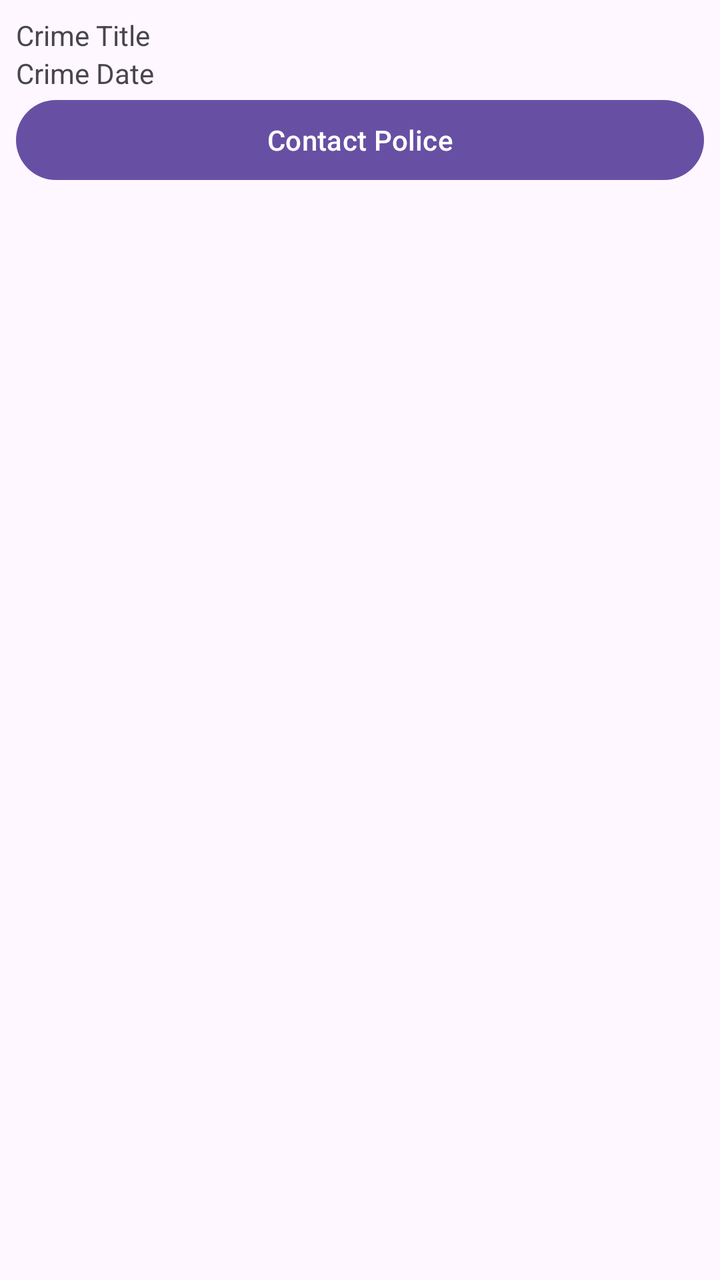
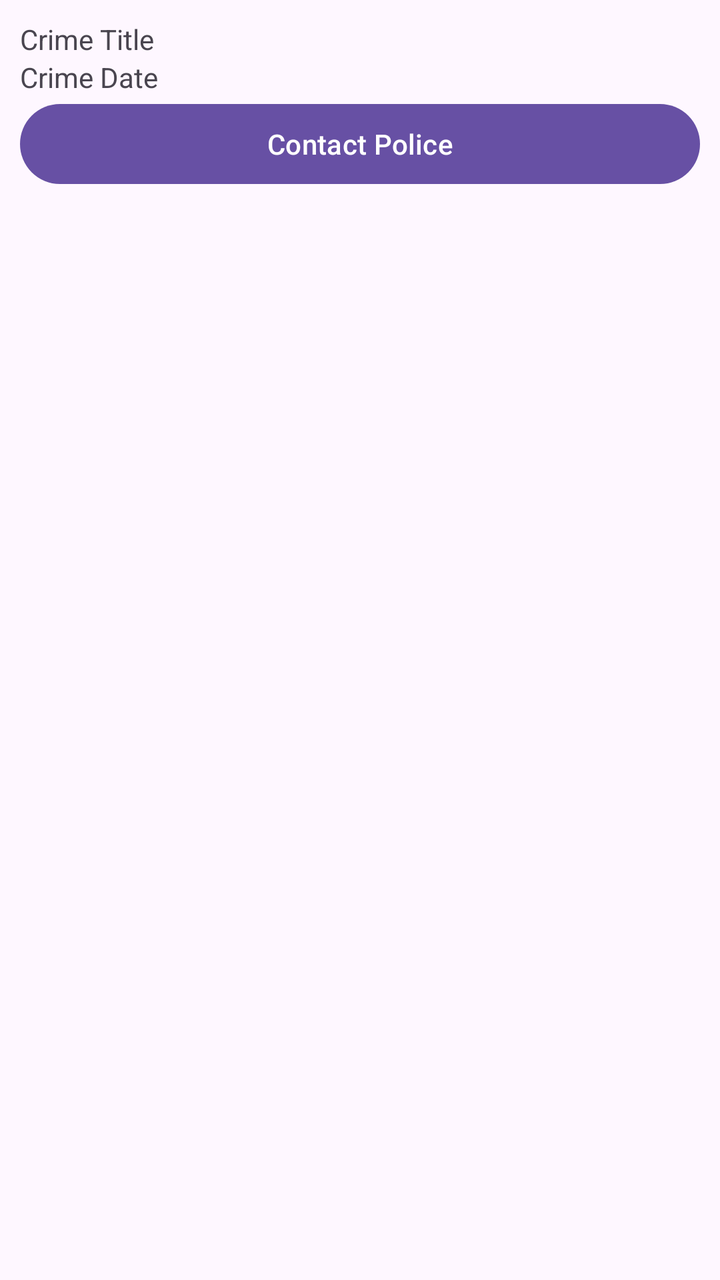

Before-and-after screenshots of an Android layout around one commit, followed by the original layout XML and the change that was made.
<!-- AndroidManifest.xml: application theme Theme.CriminalIntent -->
<!-- res/layout/list_item_hard_crime.xml -->
<?xml version="1.0" encoding="utf-8"?>
<LinearLayout
    xmlns:android="http://schemas.android.com/apk/res/android"

    android:orientation="vertical"
    android:layout_width="wrap_content"
    android:layout_height="wrap_content"
    android:padding="8dp">
    <TextView
        android:id="@+id/crime_title"
        android:layout_width="match_parent"
        android:layout_height="wrap_content"
        android:text="Crime Title"/>
    <TextView
        android:id="@+id/crime_date"
        android:layout_width="match_parent"
        android:layout_height="wrap_content"
        android:text="Crime Date"/>
    <Button
        android:id="@+id/contact_police"
        android:layout_width="match_parent"
        android:layout_height="wrap_content"
        android:text="@string/contactPolice"/>
</LinearLayout>
<!-- resources referenced by this layout -->
<resources>
  <string name="contactPolice">Contact Police</string>
  <style name="Theme.CriminalIntent" parent="Base.Theme.CriminalIntent" />
  <style name="Base.Theme.CriminalIntent" parent="Theme.Material3.DayNight.NoActionBar">
          
          
      </style>
</resources>

<!-- the commit's change to res/layout/list_item_hard_crime.xml (unified diff, before → after) -->
@@ -5,7 +5,7 @@
     android:orientation="vertical"
     android:layout_width="wrap_content"
     android:layout_height="wrap_content"
-    android:padding="8dp">
+    android:padding="10dp">
     <TextView
         android:id="@+id/crime_title"
         android:layout_width="match_parent"
